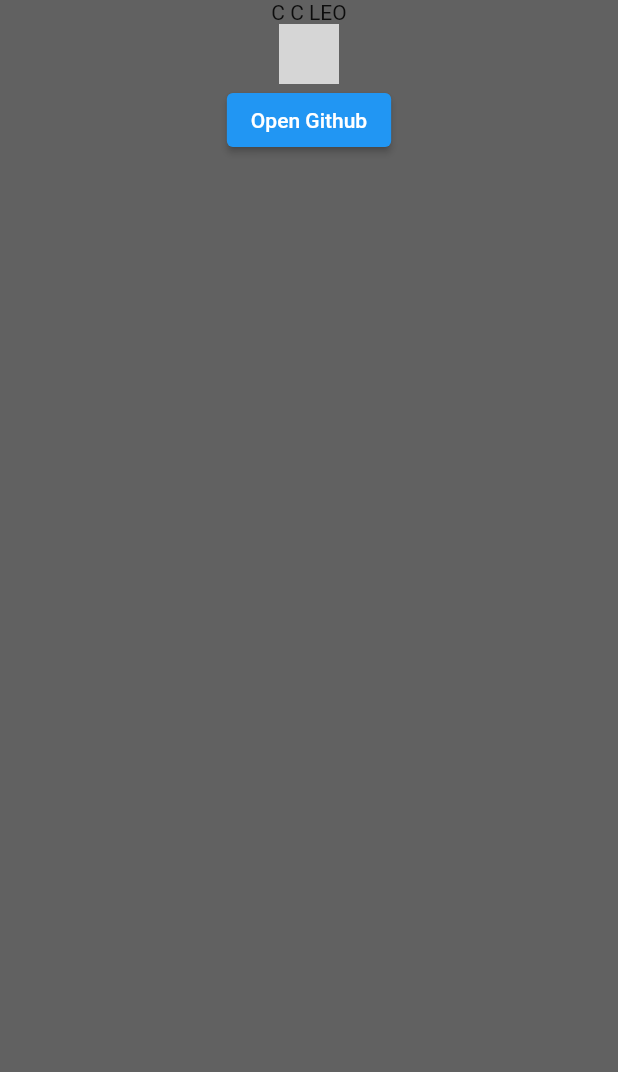
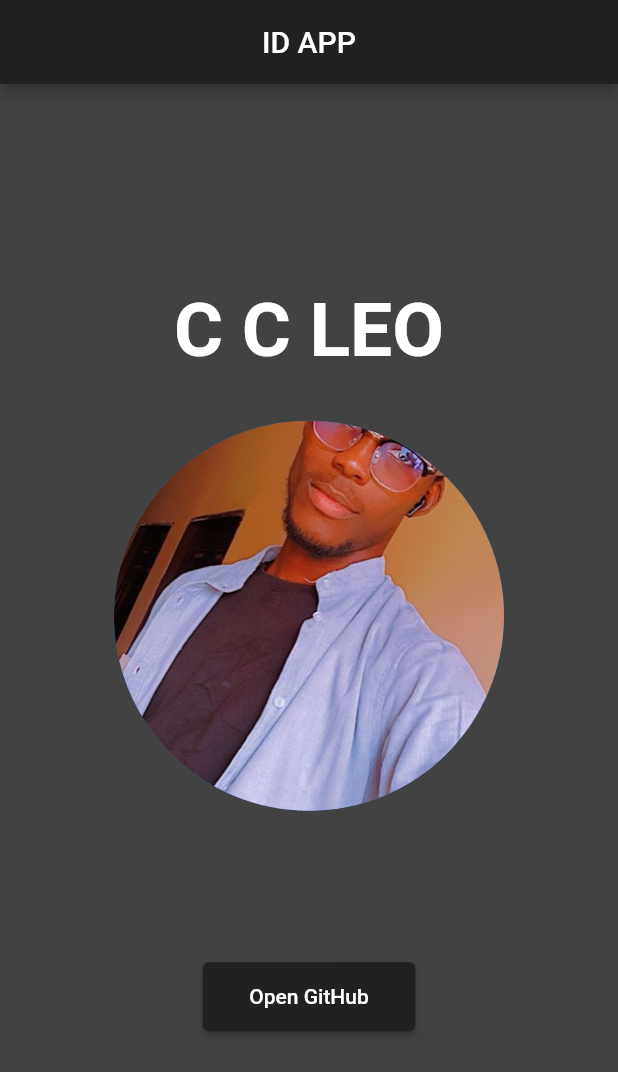
Before and after one commit to Charlie-97/c_c_leo_stage_1, a Flutter app: the screen it shows after launch, on a phone screen of 412 x 824 dp. Shown: the top 1072 px of the screen. Run offline on Flutter 3.47's test engine with Material 2 defaults, Android fonts, the light colour scheme and no system bars; our stand-ins replace webview_flutter; grey boxes are pictures that could not be loaded.

Commit message:
fixed UI and refactored code

```diff
--- a/lib/main.dart
+++ b/lib/main.dart
@@ -1,39 +1,14 @@
+import 'package:c_c_leo_stage_1/pages/webpage.dart';
+import 'package:c_c_leo_stage_1/pages/homepage.dart';
 import 'package:flutter/material.dart';
-import 'package:webview_flutter/webview_flutter.dart';
 
 void main() {
   runApp(
-    const MaterialApp(
-      home: HngiId(),
+    MaterialApp(
+      routes: {
+        '/': (context) => const HngiId(),
+        '/gitHubPage': (context) => const GitHubPage(),
+      },
     ),
   );
 }
-
-class HngiId extends StatelessWidget {
-  const HngiId({super.key});
-
-  @override
-  Widget build(BuildContext context) {
-    return Scaffold(
-        backgroundColor: Colors.grey[700],
-        body: Center(
-            child: Column(
-      children: [
-        const Text(
-          'C C LEO',
-          style: TextStyle(),
-        ),
-        const CircleAvatar(
-          radius: 20.0,
-          backgroundImage: AssetImage('assets\slack_display.jpg'),
-        ),
-        ElevatedButton(
-          child: Text('Open Github'),
-          onPressed: () {
-            const WebView(initialUrl: 'https://github.com/chizzykas');
-          },
-        ),
-      ],
-    ),),);
-  }
-}
--- /dev/null
+++ b/lib/pages/homepage.dart
@@ -0,0 +1,59 @@
+import 'package:flutter/material.dart';
+
+class HngiId extends StatefulWidget {
+  const HngiId({super.key});
+
+  @override
+  State<HngiId> createState() => _HngiIdState();
+}
+
+class _HngiIdState extends State<HngiId> {
+  @override
+  Widget build(BuildContext context) {
+    return Scaffold(
+      backgroundColor: Colors.grey[800],
+      appBar: AppBar(
+        title: const Text('ID APP'),
+        centerTitle: true,
+        backgroundColor: Colors.grey[900],
+      ),
+      body: Center(
+        child: Column(
+          mainAxisAlignment: MainAxisAlignment.center,
+          children: [
+            const Text(
+              'C C LEO',
+              style: TextStyle(
+                fontSize: 50.0,
+                fontWeight: FontWeight.bold,
+                color: Colors.white,
+              ),
+            ),
+            const SizedBox(
+              height: 30.0,
+            ),
+            const CircleAvatar(
+              radius: 130.0,
+              backgroundImage: AssetImage('assets/slack_display.jpg'),
+            ),
+            const SizedBox(
+              height: 100.0,
+            ),
+            ElevatedButton(
+              style: ElevatedButton.styleFrom(
+                backgroundColor: Colors.grey[900],
+              ),
+              child: const Padding(
+                padding: EdgeInsets.all(15.0),
+                child: Text('Open GitHub'),
+              ),
+              onPressed: () {
+                Navigator.pushNamed(context, '/gitHubPage');
+              },
+            ),
+          ],
+        ),
+      ),
+    );
+  }
+}
--- a/pubspec.yaml
+++ b/pubspec.yaml
@@ -63,8 +63,8 @@ flutter:
   uses-material-design: true
 
   # To add assets to your application, add an assets section, like this:
-assets:
-  - assets/slack_display.jpg
+  assets:
+    - assets/slack_display.jpg
 
 
   # An image asset can refer to one or more resolution-specific "variants", see
```
Also changed, not shown: 3 other files.
